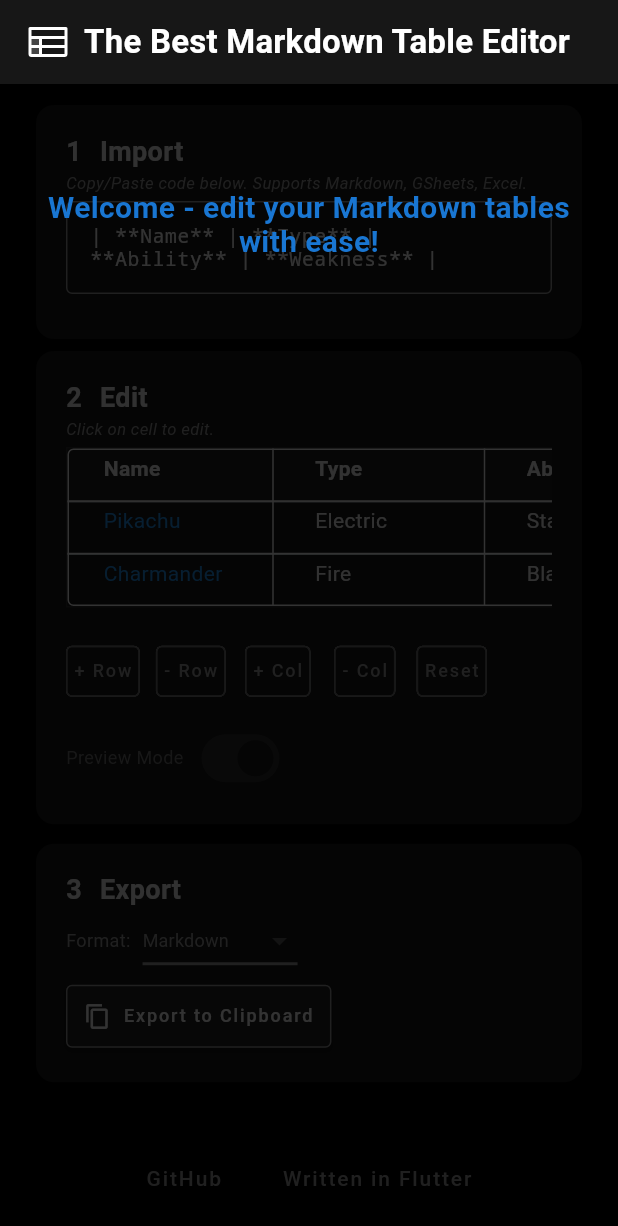
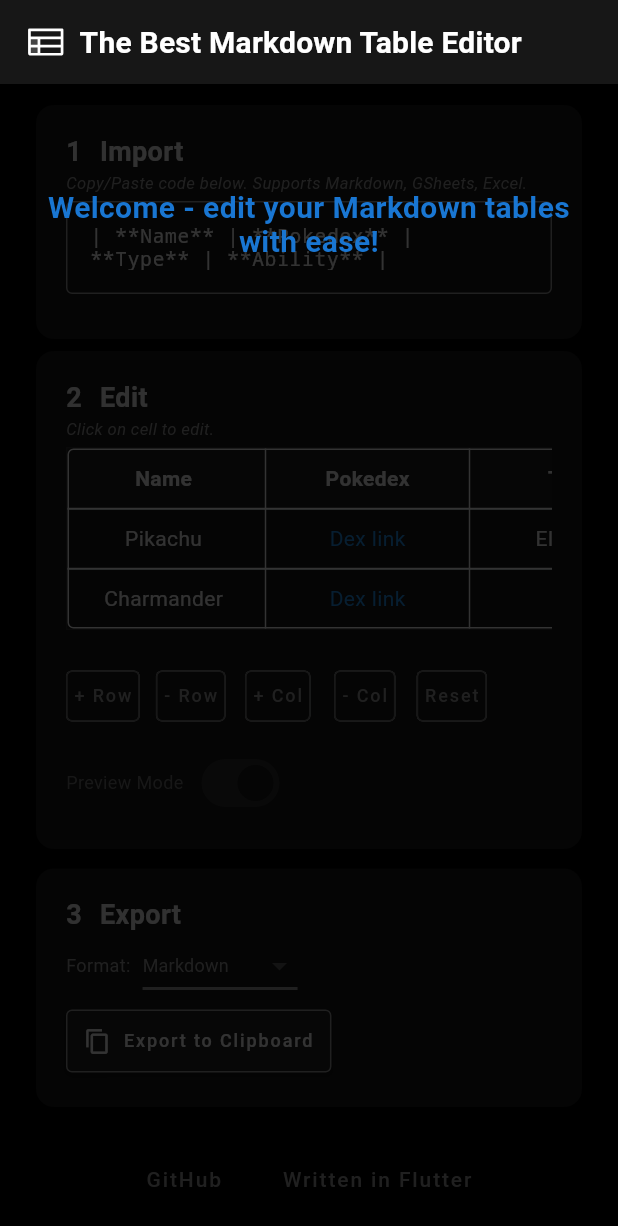
Before and after one commit to philfung/markdown-table-editor, a Flutter app: the screen it shows after launch, on a phone screen of 412 x 824 dp. Shown: the top 1226 px of the screen. Run offline on Flutter 3.47's test engine with Material 3 defaults, Android fonts, the phone set to English and light mode, and no system bars; drawn by our look-alikes of flutter_markdown; our stand-ins replace flutter_svg; missing offline and left inert: dart:html.

Commit message:
fit and finish

```diff
--- a/lib/main.dart
+++ b/lib/main.dart
@@ -13,9 +13,9 @@ import 'widgets/footer.dart';
 const String appTitle = 'The Best Markdown Table Editor';
 const String onboardingWelcomeMessage = 'Welcome - edit your Markdown tables with ease!';
 List<List<String>> tableDefaultData = [
-  ['**Name**', '**Type**', '**Ability**', '**Weakness**'],
-  ['[Pikachu](https://pokemondb.net/pokedex/pikachu)', 'Electric', 'Static', 'Ground'],
-  ['[Charmander](https://pokemondb.net/pokedex/charmander)', 'Fire', 'Blaze', 'Water'],
+  ['**Name**', '**Pokedex**', '**Type**', '**Ability**', '**Weakness**'],
+  ['Pikachu', '[Dex link](https://pokemondb.net/pokedex/pikachu)', 'Electric', 'Static', 'Ground'],
+  ['Charmander', '[Dex link](https://pokemondb.net/pokedex/charmander)', 'Fire', 'Blaze', 'Water'],
   // ['[Bulbasaur](https://pokemondb.net/pokedex/bulbasaur)', 'Grass / Poison', 'Overgrow', 'Fire']
 ];
 List<List<String>> tableData = tableDefaultData.map((row) => List<String>.from(row)).toList();
@@ -646,6 +646,9 @@ class _TableEditorPageState extends State<TableEditorPage> {
       tableData = tableDefaultData.map((row) => List<String>.from(row)).toList();
       _initializeCellControllers();
       updateExportOutput();
+      // Reset scroll position to top-left
+      _verticalScrollController.jumpTo(0.0);
+      _horizontalScrollController.jumpTo(0.0);
     });
   }
 
--- a/lib/styles.dart
+++ b/lib/styles.dart
@@ -15,10 +15,10 @@ const double actionChipFontSize = 12.0;
 // App Bar
 const Color appBarBackgroundColor = Color(0xFF171717); // dark background
 Color appBarIconColor = whiteColor; // white
-const double appBarIconSize = 32.0;
+const double appBarIconSize = 29.0;
 Color appBarSurfaceTintColor = blueColor;// default blue
 Color appBarTextColor = whiteColor; // white
-const double appTitleFontSize = 22.0;
+const double appTitleFontSize = 20.0;
 
 // Background
 Color backgroundColor = blackColor; // dark dark
@@ -73,9 +73,9 @@ const double tableBorderRadius = 4.0;
 const double tableCellFontSize = 14.0;
 const double tableCellHeight = 25.0;
 const double tableCellPadding = 0.0;
-const double tableCellWidth = 85.0;
+const double tableCellWidth = 80.0;
 const Color tableDataRowColor = Color(0xFF2E2E2E); // light gray
-const double tableHeadingRowHeight = 35.0;
+const double tableHeadingRowHeight = 40.0;
 const double tableDataRowMaxHeight = tableHeadingRowHeight;
 const double tableDataRowMinHeight = tableHeadingRowHeight;
 const Color tableHeaderCellBackgroundColor = Color(0xFF1F1F1F); // dark gray
--- a/lib/widgets/footer.dart
+++ b/lib/widgets/footer.dart
@@ -8,7 +8,7 @@ class Footer extends StatelessWidget {
   @override
   Widget build(BuildContext context) {
     return Container(
-      padding: const EdgeInsets.all(16),
+      padding: const EdgeInsets.all(0),
       color: footerBackgroundColor,
       child: Row(
         mainAxisAlignment: MainAxisAlignment.center,
--- a/lib/widgets/table_card.dart
+++ b/lib/widgets/table_card.dart
@@ -151,6 +151,7 @@ class TableCard extends StatelessWidget {
                     maxWidth: tableCellWidth,
                     maxHeight: tableCellHeight,
                   ),
+                  child: Center(
                     child: MarkdownBody(
                       data: tableData[rowIndex][colIndex],
                       shrinkWrap: true,
@@ -167,6 +168,7 @@ class TableCard extends StatelessWidget {
                           }
                         }
                       },
+                    ),
                   ),
                 ),
               )
@@ -191,6 +193,7 @@ class TableCard extends StatelessWidget {
                       fontWeight: cellControllers[rowIndex][colIndex].text.contains('**') ? FontWeight.bold : FontWeight.normal,
                     ),
                     maxLines: 1, // Enforce single line with ellipsis
+                    textAlignVertical: TextAlignVertical.center,
                   ),
                 ),
               ),
```
Lines whose indentation alone changed are shown as unchanged.
